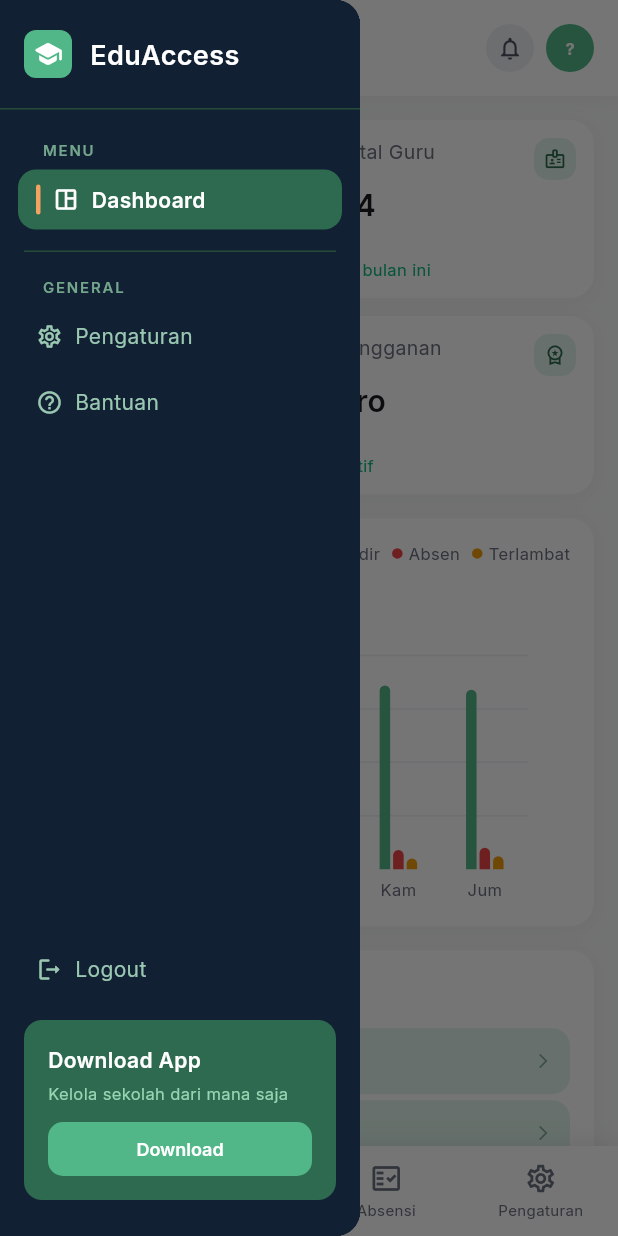
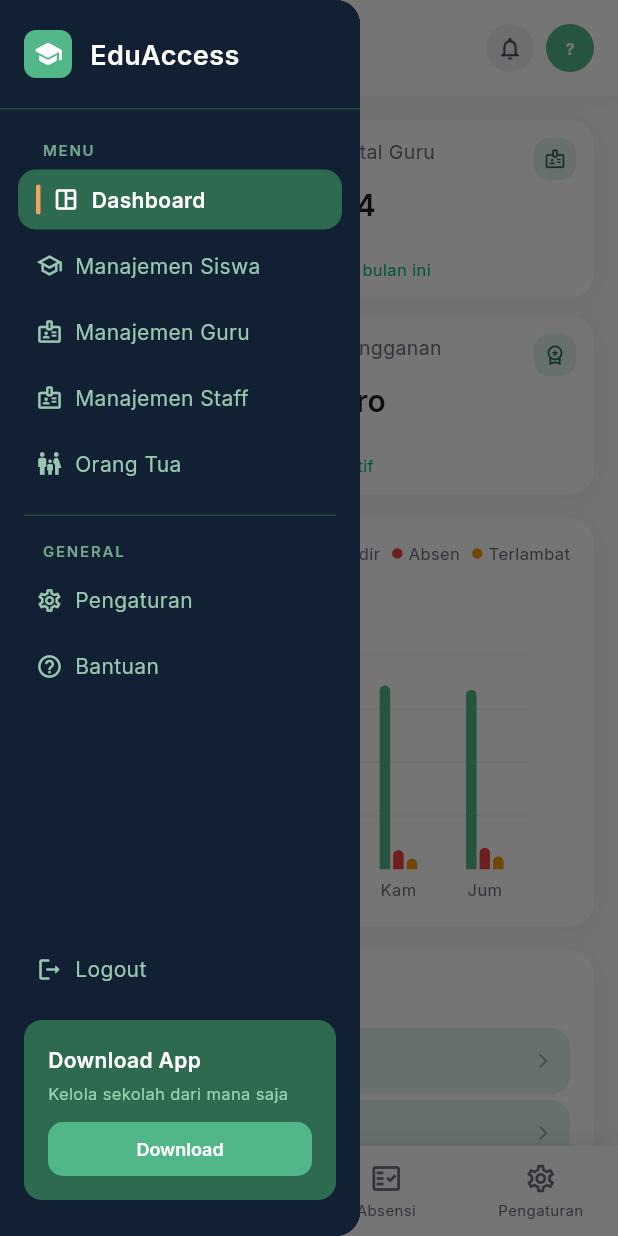
Before and after one commit to Anompuja/eduaccess, a Flutter app: the screen it shows after launch, after a tap on the "menu" icon, on a phone screen of 412 x 824 dp. Run offline on Flutter 3.47's test engine with Material 3 defaults, Android fonts, the phone set to English and light mode, and no system bars; drawn by our look-alikes of fl_chart; our stand-ins replace dio, equatable, flutter_riverpod, flutter_secure_storage, fpdart, go_router and 2 more; network calls fail.

Commit message:
feat: add user management section to sidebar and update topbar titles

```diff
--- a/lib/core/widgets/app_sidebar.dart
+++ b/lib/core/widgets/app_sidebar.dart
@@ -38,35 +38,34 @@
     allowedRoles: _allRoles,
   ),
   _NavItem(
+    label: 'User Management',
+    route: RouteNames.users,
+    icon: Icons.manage_accounts_outlined,
+    allowedRoles: {UserRole.superadmin, UserRole.adminSekolah},
+  ),
+  _NavItem(
     label: 'Manajemen Siswa',
     route: RouteNames.students,
     icon: Icons.school_outlined,
-    allowedRoles: {
-      UserRole.superadmin,
-      UserRole.adminSekolah,
-      UserRole.kepalaSekolah,
-      UserRole.guru,
-    },
+    allowedRoles: _allRoles,
   ),
   _NavItem(
-    label: 'Guru & Staff',
+    label: 'Manajemen Guru',
+    route: RouteNames.teachers,
+    icon: Icons.badge_outlined,
+    allowedRoles: _allRoles,
+  ),
+  _NavItem(
+    label: 'Manajemen Staff',
     route: RouteNames.staff,
     icon: Icons.badge_outlined,
-    allowedRoles: {
-      UserRole.superadmin,
-      UserRole.adminSekolah,
-      UserRole.kepalaSekolah,
-    },
+    allowedRoles: _allRoles,
   ),
   _NavItem(
     label: 'Orang Tua',
     route: RouteNames.parents,
     icon: Icons.family_restroom_outlined,
-    allowedRoles: {
-      UserRole.superadmin,
-      UserRole.adminSekolah,
-      UserRole.kepalaSekolah,
-    },
+    allowedRoles: _allRoles,
   ),
   _NavItem(
     label: 'Struktur Akademik',
@@ -177,10 +176,12 @@
                     _SectionLabel('MENU'),
                     ..._menuItems
                         .where((i) => i.isVisibleTo(role))
-                      .map((i) => _NavItemTile(
+                        .map(
+                          (i) => _NavItemTile(
                             item: i,
                             currentLocation: currentLocation,
-                          )),
+                          ),
+                        ),
 
                     const SizedBox(height: AppSpacing.md),
                     const Padding(
@@ -197,10 +198,12 @@
                     _SectionLabel('GENERAL'),
                     ..._generalItems
                         .where((i) => i.isVisibleTo(role))
-                      .map((i) => _NavItemTile(
+                        .map(
+                          (i) => _NavItemTile(
                             item: i,
                             currentLocation: currentLocation,
-                          )),
+                          ),
+                        ),
                   ],
                 ),
               ),
@@ -284,10 +287,7 @@
   final _NavItem item;
   final String currentLocation;
 
-  const _NavItemTile({
-    required this.item,
-    required this.currentLocation,
-  });
+  const _NavItemTile({required this.item, required this.currentLocation});
 
   bool get isActive => currentLocation.startsWith(item.route);
 
@@ -341,9 +341,7 @@
                       color: isActive
                           ? AppColors.white
                           : AppColors.sidebarNavText,
-                      fontWeight: isActive
-                          ? FontWeight.w600
-                          : FontWeight.w400,
+                      fontWeight: isActive ? FontWeight.w600 : FontWeight.w400,
                     ),
                     overflow: TextOverflow.ellipsis,
                   ),
--- a/lib/core/widgets/app_topbar.dart
+++ b/lib/core/widgets/app_topbar.dart
@@ -11,20 +11,60 @@
 typedef _PageInfo = ({String title, String subtitle});
 
 _PageInfo _infoForRoute(String location) => switch (location) {
-      String l when l.startsWith(RouteNames.dashboard)      => (title: 'Dashboard',         subtitle: 'Selamat datang di EduAccess'),
-      String l when l.startsWith(RouteNames.students)       => (title: 'Manajemen Siswa',   subtitle: 'Kelola data siswa sekolah'),
-      String l when l.startsWith(RouteNames.staff)          => (title: 'Guru & Staff',       subtitle: 'Kelola tenaga pendidik dan staf'),
-      String l when l.startsWith(RouteNames.parents)        => (title: 'Orang Tua',          subtitle: 'Kelola data wali murid'),
-      String l when l.startsWith(RouteNames.academic)       => (title: 'Struktur Akademik',  subtitle: 'Tahun ajaran, kelas & mata pelajaran'),
-      String l when l.startsWith(RouteNames.gradePromotion) => (title: 'Naik Kelas',         subtitle: 'Proses kenaikan kelas siswa'),
-      String l when l.startsWith(RouteNames.cbt)            => (title: 'CBT / Ujian',        subtitle: 'Buat dan kelola ujian online'),
-      String l when l.startsWith(RouteNames.attendance)     => (title: 'Absensi',            subtitle: 'Rekap kehadiran harian'),
-      String l when l.startsWith(RouteNames.subscription)   => (title: 'Subscription',       subtitle: 'Kelola paket langganan sekolah'),
-      String l when l.startsWith(RouteNames.settings)       => (title: 'Pengaturan',         subtitle: 'Preferensi aplikasi'),
-      String l when l.startsWith(RouteNames.notifications)  => (title: 'Notifikasi',         subtitle: 'Pesan dan pemberitahuan sistem'),
-      String l when l.startsWith(RouteNames.profile)        => (title: 'Profil',             subtitle: 'Informasi akun Anda'),
-      _ => (title: 'EduAccess', subtitle: ''),
-    };
+  String l when l.startsWith(RouteNames.dashboard) => (
+    title: 'Dashboard',
+    subtitle: 'Selamat datang di EduAccess',
+  ),
+  String l when l.startsWith(RouteNames.students) => (
+    title: 'Manajemen Siswa',
+    subtitle: 'Kelola data siswa sekolah',
+  ),
+  String l when l.startsWith(RouteNames.teachers) => (
+    title: 'Manajemen Guru',
+    subtitle: 'Kelola data guru sekolah',
+  ),
+  String l when l.startsWith(RouteNames.staff) => (
+    title: 'Manajemen Staff',
+    subtitle: 'Kelola data staf sekolah',
+  ),
+  String l when l.startsWith(RouteNames.parents) => (
+    title: 'Orang Tua',
+    subtitle: 'Kelola data wali murid',
+  ),
+  String l when l.startsWith(RouteNames.academic) => (
+    title: 'Struktur Akademik',
+    subtitle: 'Tahun ajaran, kelas & mata pelajaran',
+  ),
+  String l when l.startsWith(RouteNames.gradePromotion) => (
+    title: 'Naik Kelas',
+    subtitle: 'Proses kenaikan kelas siswa',
+  ),
+  String l when l.startsWith(RouteNames.cbt) => (
+    title: 'CBT / Ujian',
+    subtitle: 'Buat dan kelola ujian online',
+  ),
+  String l when l.startsWith(RouteNames.attendance) => (
+    title: 'Absensi',
+    subtitle: 'Rekap kehadiran harian',
+  ),
+  String l when l.startsWith(RouteNames.subscription) => (
+    title: 'Subscription',
+    subtitle: 'Kelola paket langganan sekolah',
+  ),
+  String l when l.startsWith(RouteNames.settings) => (
+    title: 'Pengaturan',
+    subtitle: 'Preferensi aplikasi',
+  ),
+  String l when l.startsWith(RouteNames.notifications) => (
+    title: 'Notifikasi',
+    subtitle: 'Pesan dan pemberitahuan sistem',
+  ),
+  String l when l.startsWith(RouteNames.profile) => (
+    title: 'Profil',
+    subtitle: 'Informasi akun Anda',
+  ),
+  _ => (title: 'EduAccess', subtitle: ''),
+};
 
 // ── AppTopbar ──────────────────────────────────────────────────────────────────
 /// Topbar for all protected screens.
@@ -95,8 +135,9 @@
                   if (!isMobile && info.subtitle.isNotEmpty)
                     Text(
                       info.subtitle,
-                      style: AppTextStyles.bodySm
-                          .copyWith(color: AppColors.neutral500),
+                      style: AppTextStyles.bodySm.copyWith(
+                        color: AppColors.neutral500,
+                      ),
                     ),
                 ],
               ),
```
Lines whose indentation alone changed are shown as unchanged.
